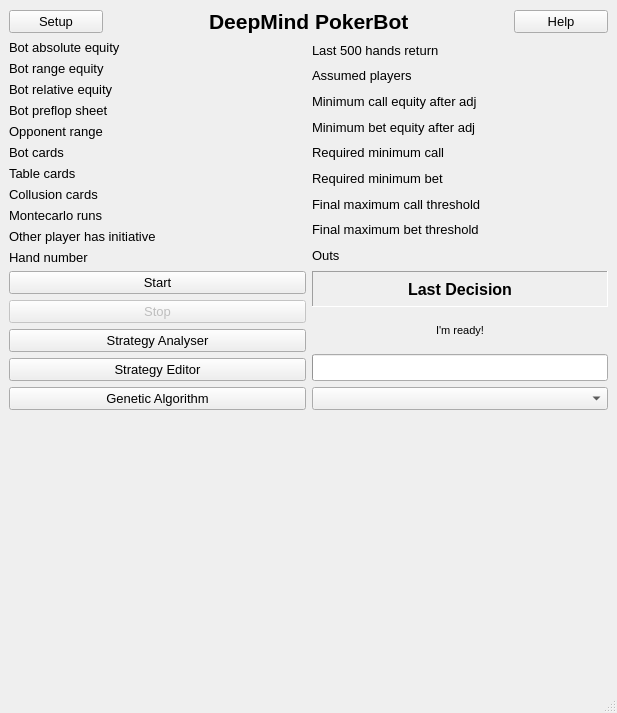
Old version of the form gui/gui_qt_ui.ui in the repository dickreuter/Poker.
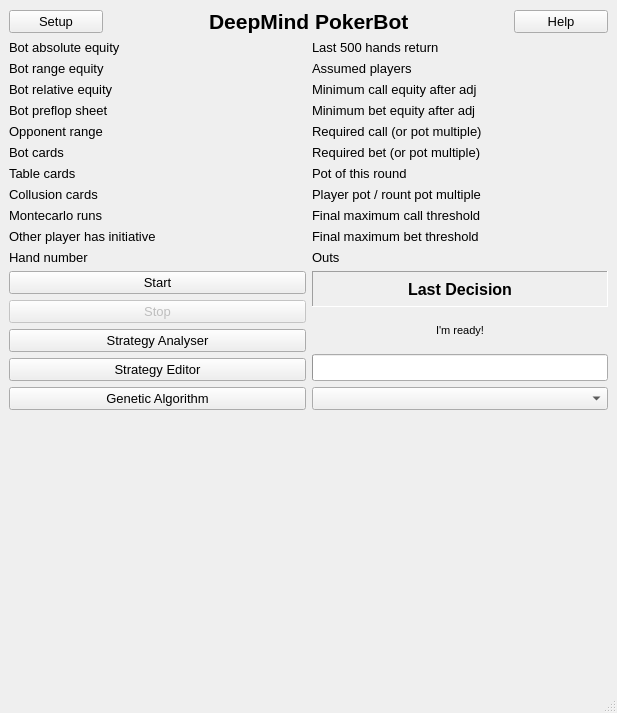
New version of the form.

```diff
--- a/gui/gui_qt_ui.ui
+++ b/gui/gui_qt_ui.ui
@@ -456,7 +456,7 @@
          </font>
         </property>
         <property name="text">
-         <string>Required minimum call</string>
+         <string>Required call (or pot multiple)</string>
         </property>
        </widget>
       </item>
@@ -468,7 +468,31 @@
          </font>
         </property>
         <property name="text">
-         <string>Required minimum bet</string>
+         <string>Required bet (or pot multiple)</string>
+        </property>
+       </widget>
+      </item>
+      <item>
+       <widget class="QLabel" name="label_21">
+        <property name="font">
+         <font>
+          <pointsize>10</pointsize>
+         </font>
+        </property>
+        <property name="text">
+         <string>Pot of this round</string>
+        </property>
+       </widget>
+      </item>
+      <item>
+       <widget class="QLabel" name="label_23">
+        <property name="font">
+         <font>
+          <pointsize>10</pointsize>
+         </font>
+        </property>
+        <property name="text">
+         <string>Player pot / rount pot multiple</string>
         </property>
        </widget>
       </item>
```
Left out of the diff: 24 changed lines with no effect on the pictures.
